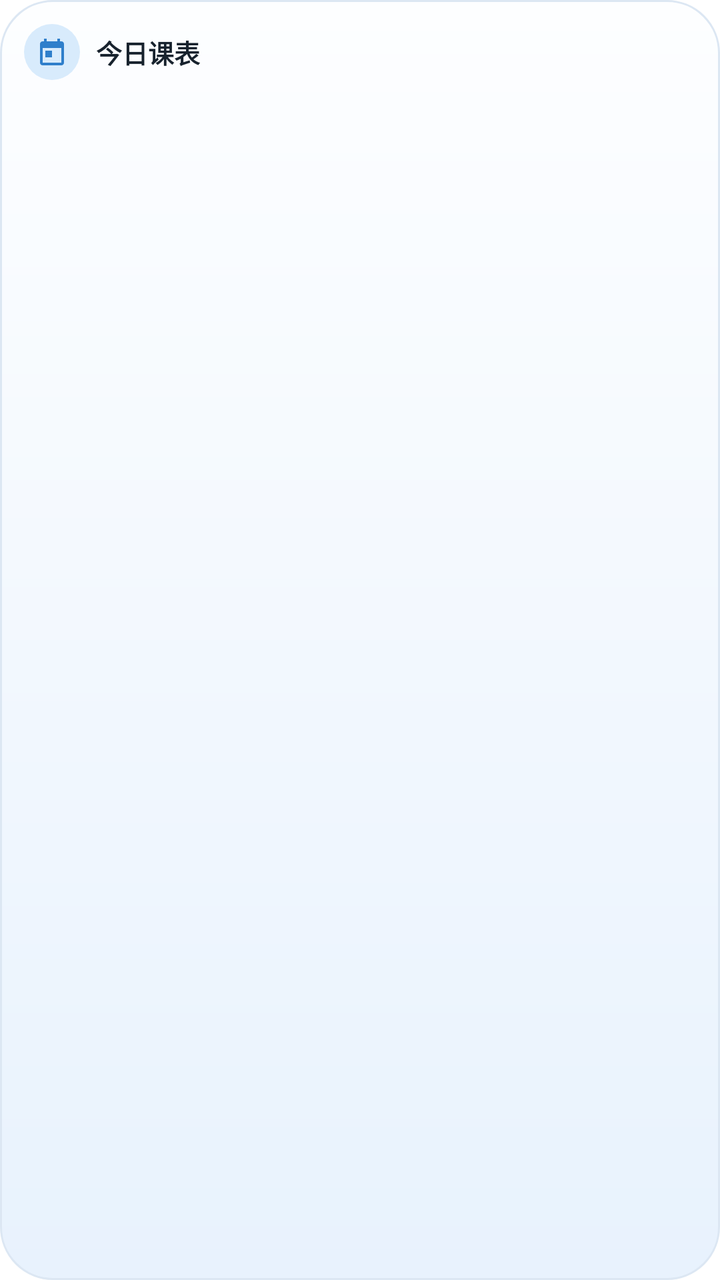
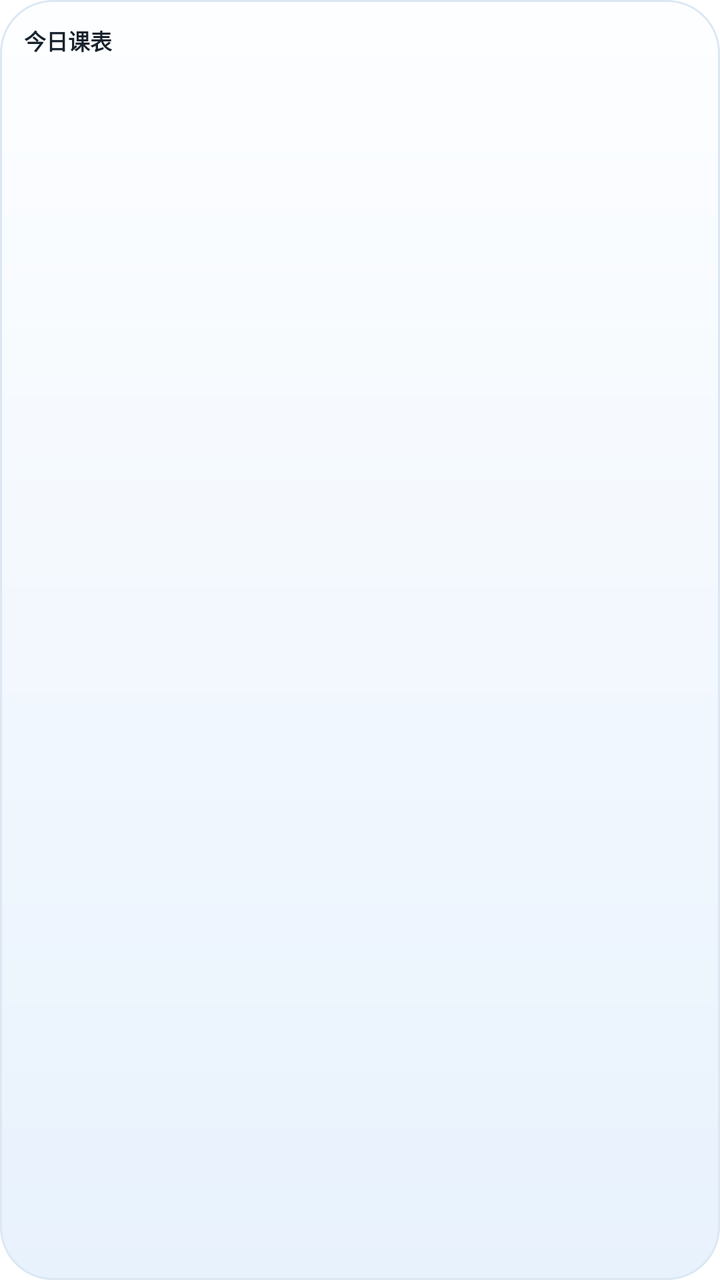

An Android layout rendered at two revisions. The XML below is the earlier revision; the diff shows what the commit changed to produce the second picture.
<!-- AndroidManifest.xml: fallback theme Theme.MaterialComponents.DayNight.NoActionBar -->
<!-- res/layout/widget_today_schedule.xml -->
<?xml version="1.0" encoding="utf-8"?>
<LinearLayout xmlns:android="http://schemas.android.com/apk/res/android"
    android:id="@+id/widget_schedule_root"
    android:layout_width="match_parent"
    android:layout_height="match_parent"
    android:background="@drawable/widget_background"
    android:orientation="vertical"
    android:padding="12dp">

    <LinearLayout
        android:layout_width="match_parent"
        android:layout_height="wrap_content"
        android:gravity="center_vertical"
        android:orientation="horizontal">

        <FrameLayout
            android:layout_width="28dp"
            android:layout_height="28dp"
            android:background="@drawable/widget_icon_bg">

            <ImageView
                android:layout_width="16dp"
                android:layout_height="16dp"
                android:layout_gravity="center"
                android:contentDescription="@null"
                android:src="@drawable/ic_widget_calendar" />
        </FrameLayout>

        <TextView
            android:id="@+id/widget_schedule_title"
            android:layout_width="wrap_content"
            android:layout_height="wrap_content"
            android:layout_marginStart="8dp"
            android:text="@string/widget_schedule_title"
            android:textColor="@color/widget_text"
            android:textSize="13sp"
            android:textStyle="bold" />

        <TextView
            android:id="@+id/widget_schedule_date"
            android:layout_width="0dp"
            android:layout_height="wrap_content"
            android:layout_marginStart="6dp"
            android:layout_weight="1"
            android:ellipsize="end"
            android:gravity="end"
            android:maxLines="1"
            android:textColor="@color/widget_muted"
            android:textSize="9sp" />
    </LinearLayout>

    <LinearLayout
        android:layout_width="match_parent"
        android:layout_height="0dp"
        android:layout_weight="1"
        android:gravity="center_vertical"
        android:orientation="vertical">

        <LinearLayout
            android:id="@+id/widget_schedule_row_1"
            android:layout_width="match_parent"
            android:layout_height="wrap_content"
            android:layout_marginTop="4dp"
            android:background="@drawable/widget_row_bg"
            android:gravity="center_vertical"
            android:orientation="horizontal"
            android:paddingStart="9dp"
            android:paddingTop="2dp"
            android:paddingEnd="9dp"
            android:paddingBottom="2dp"
            android:visibility="gone">

            <TextView
                android:id="@+id/widget_schedule_time_1"
                android:layout_width="44dp"
                android:layout_height="wrap_content"
                android:maxLines="1"
                android:textColor="@color/widget_accent"
                android:textSize="9sp"
                android:textStyle="bold" />

            <TextView
                android:id="@+id/widget_schedule_name_1"
                android:layout_width="0dp"
                android:layout_height="wrap_content"
                android:layout_weight="1"
                android:ellipsize="end"
                android:maxLines="1"
                android:textColor="@color/widget_text"
                android:textSize="12sp"
                android:textStyle="bold" />

            <TextView
                android:id="@+id/widget_schedule_room_1"
                android:layout_width="wrap_content"
                android:layout_height="wrap_content"
                android:layout_marginStart="6dp"
                android:maxLines="1"
                android:textColor="@color/widget_muted"
                android:textSize="9sp" />
        </LinearLayout>

        <LinearLayout
            android:id="@+id/widget_schedule_row_2"
            android:layout_width="match_parent"
            android:layout_height="wrap_content"
            android:layout_marginTop="4dp"
            android:background="@drawable/widget_row_bg"
            android:gravity="center_vertical"
            android:orientation="horizontal"
            android:paddingStart="9dp"
            android:paddingTop="2dp"
            android:paddingEnd="9dp"
            android:paddingBottom="2dp"
            android:visibility="gone">

            <TextView
                android:id="@+id/widget_schedule_time_2"
                android:layout_width="44dp"
                android:layout_height="wrap_content"
                android:maxLines="1"
                android:textColor="@color/widget_accent"
                android:textSize="9sp"
                android:textStyle="bold" />

            <TextView
                android:id="@+id/widget_schedule_name_2"
                android:layout_width="0dp"
                android:layout_height="wrap_content"
                android:layout_weight="1"
                android:ellipsize="end"
                android:maxLines="1"
                android:textColor="@color/widget_text"
                android:textSize="12sp"
                android:textStyle="bold" />

            <TextView
                android:id="@+id/widget_schedule_room_2"
                android:layout_width="wrap_content"
                android:layout_height="wrap_content"
                android:layout_marginStart="6dp"
                android:maxLines="1"
                android:textColor="@color/widget_muted"
                android:textSize="9sp" />
        </LinearLayout>

        <LinearLayout
            android:id="@+id/widget_schedule_row_3"
            android:layout_width="match_parent"
            android:layout_height="wrap_content"
            android:layout_marginTop="4dp"
            android:background="@drawable/widget_row_bg"
            android:gravity="center_vertical"
            android:orientation="horizontal"
            android:paddingStart="9dp"
            android:paddingTop="2dp"
            android:paddingEnd="9dp"
            android:paddingBottom="2dp"
            android:visibility="gone">

            <TextView
                android:id="@+id/widget_schedule_time_3"
                android:layout_width="44dp"
                android:layout_height="wrap_content"
                android:maxLines="1"
                android:textColor="@color/widget_accent"
                android:textSize="9sp"
                android:textStyle="bold" />

            <TextView
                android:id="@+id/widget_schedule_name_3"
                android:layout_width="0dp"
                android:layout_height="wrap_content"
                android:layout_weight="1"
                android:ellipsize="end"
                android:maxLines="1"
                android:textColor="@color/widget_text"
                android:textSize="12sp"
                android:textStyle="bold" />

            <TextView
                android:id="@+id/widget_schedule_room_3"
                android:layout_width="wrap_content"
                android:layout_height="wrap_content"
                android:layout_marginStart="6dp"
                android:maxLines="1"
                android:textColor="@color/widget_muted"
                android:textSize="9sp" />
        </LinearLayout>

        <LinearLayout
            android:id="@+id/widget_schedule_row_4"
            android:layout_width="match_parent"
            android:layout_height="wrap_content"
            android:layout_marginTop="4dp"
            android:background="@drawable/widget_row_bg"
            android:gravity="center_vertical"
            android:orientation="horizontal"
            android:paddingStart="9dp"
            android:paddingTop="2dp"
            android:paddingEnd="9dp"
            android:paddingBottom="2dp"
            android:visibility="gone">

            <TextView
                android:id="@+id/widget_schedule_time_4"
                android:layout_width="44dp"
                android:layout_height="wrap_content"
                android:maxLines="1"
                android:textColor="@color/widget_accent"
                android:textSize="9sp"
                android:textStyle="bold" />

            <TextView
                android:id="@+id/widget_schedule_name_4"
                android:layout_width="0dp"
                android:layout_height="wrap_content"
                android:layout_weight="1"
                android:ellipsize="end"
                android:maxLines="1"
                android:textColor="@color/widget_text"
                android:textSize="12sp"
                android:textStyle="bold" />

            <TextView
                android:id="@+id/widget_schedule_room_4"
                android:layout_width="wrap_content"
                android:layout_height="wrap_content"
                android:layout_marginStart="6dp"
                android:maxLines="1"
                android:textColor="@color/widget_muted"
                android:textSize="9sp" />
        </LinearLayout>

        <TextView
            android:id="@+id/widget_schedule_empty"
            android:layout_width="match_parent"
            android:layout_height="wrap_content"
            android:drawableTop="@drawable/ic_widget_calendar"
            android:drawablePadding="6dp"
            android:gravity="center"
            android:text="@string/widget_schedule_unsynced"
            android:textColor="@color/widget_muted"
            android:textSize="12sp"
            android:visibility="gone" />
    </LinearLayout>
</LinearLayout>
<!-- resources referenced by this layout -->
<resources>
  <color name="widget_accent">#2F7FCB</color>
  <color name="widget_muted">#6B7C8E</color>
  <color name="widget_text">#17222D</color>
  <!-- drawable ic_widget_calendar (drawable) -->
  <?xml version="1.0" encoding="utf-8"?>
  <vector xmlns:android="http://schemas.android.com/apk/res/android"
      android:width="24dp"
      android:height="24dp"
      android:viewportWidth="24"
      android:viewportHeight="24">
      <path
          android:fillColor="@color/widget_accent"
          android:pathData="M19,4h-1V2h-2v2H8V2H6v2H5C3.89,4 3,4.9 3,6v14c0,1.1 0.89,2 2,2h14c1.1,0 2,-0.9 2,-2V6c0,-1.1 -0.9,-2 -2,-2zM19,20H5V9h14v11zM7,11h5v5H7z" />
  </vector>
  <!-- drawable widget_background (drawable) -->
  <?xml version="1.0" encoding="utf-8"?>
  <shape xmlns:android="http://schemas.android.com/apk/res/android"
      android:shape="rectangle">
      <gradient
          android:angle="270"
          android:endColor="@color/widget_bg_end"
          android:startColor="@color/widget_bg_start"
          android:type="linear" />
      <stroke
          android:width="1dp"
          android:color="@color/widget_divider" />
      <corners android:radius="26dp" />
  </shape>
  <!-- drawable widget_icon_bg (drawable) -->
  <?xml version="1.0" encoding="utf-8"?>
  <shape xmlns:android="http://schemas.android.com/apk/res/android"
      android:shape="oval">
      <solid android:color="@color/widget_icon_bg" />
  </shape>
  <!-- drawable widget_row_bg (drawable) -->
  <?xml version="1.0" encoding="utf-8"?>
  <shape xmlns:android="http://schemas.android.com/apk/res/android"
      android:shape="rectangle">
      <solid android:color="@color/widget_row" />
      <corners android:radius="12dp" />
  </shape>
  <string name="widget_schedule_title">今日课表</string>
  <string name="widget_schedule_unsynced">尚未同步课表</string>
  <color name="widget_bg_end">#E8F2FD</color>
  <color name="widget_bg_start">#FDFEFF</color>
  <color name="widget_divider">#DCE7F3</color>
  <color name="widget_icon_bg">#D8EBFC</color>
  <color name="widget_row">#F4F9FF</color>
</resources>

<!-- the commit's change to res/layout/widget_today_schedule.xml (unified diff, before → after) -->
@@ -13,27 +13,13 @@
         android:gravity="center_vertical"
         android:orientation="horizontal">
 
-        <FrameLayout
-            android:layout_width="28dp"
-            android:layout_height="28dp"
-            android:background="@drawable/widget_icon_bg">
-
-            <ImageView
-                android:layout_width="16dp"
-                android:layout_height="16dp"
-                android:layout_gravity="center"
-                android:contentDescription="@null"
-                android:src="@drawable/ic_widget_calendar" />
-        </FrameLayout>
-
         <TextView
             android:id="@+id/widget_schedule_title"
             android:layout_width="wrap_content"
             android:layout_height="wrap_content"
-            android:layout_marginStart="8dp"
             android:text="@string/widget_schedule_title"
             android:textColor="@color/widget_text"
-            android:textSize="13sp"
+            android:textSize="11sp"
             android:textStyle="bold" />
 
         <TextView
@@ -46,7 +32,7 @@
             android:gravity="end"
             android:maxLines="1"
             android:textColor="@color/widget_muted"
-            android:textSize="9sp" />
+            android:textSize="8sp" />
     </LinearLayout>
 
     <LinearLayout
@@ -64,40 +50,47 @@
             android:background="@drawable/widget_row_bg"
             android:gravity="center_vertical"
             android:orientation="horizontal"
-            android:paddingStart="9dp"
-            android:paddingTop="2dp"
-            android:paddingEnd="9dp"
-            android:paddingBottom="2dp"
+            android:paddingStart="8dp"
+            android:paddingTop="3dp"
+            android:paddingEnd="8dp"
+            android:paddingBottom="3dp"
             android:visibility="gone">
 
             <TextView
                 android:id="@+id/widget_schedule_time_1"
-                android:layout_width="44dp"
+                android:layout_width="38dp"
                 android:layout_height="wrap_content"
                 android:maxLines="1"
                 android:textColor="@color/widget_accent"
-                android:textSize="9sp"
+                android:textSize="8sp"
                 android:textStyle="bold" />
 
-            <TextView
-                android:id="@+id/widget_schedule_name_1"
+            <LinearLayout
                 android:layout_width="0dp"
                 android:layout_height="wrap_content"
                 android:layout_weight="1"
-                android:ellipsize="end"
-                android:maxLines="1"
-                android:textColor="@color/widget_text"
-                android:textSize="12sp"
-                android:textStyle="bold" />
+                android:orientation="vertical">
 
-            <TextView
-                android:id="@+id/widget_schedule_room_1"
-                android:layout_width="wrap_content"
-                android:layout_height="wrap_content"
-                android:layout_marginStart="6dp"
-                android:maxLines="1"
-                android:textColor="@color/widget_muted"
-                android:textSize="9sp" />
+                <TextView
+                    android:id="@+id/widget_schedule_name_1"
+                    android:layout_width="match_parent"
+                    android:layout_height="wrap_content"
+                    android:ellipsize="end"
+                    android:maxLines="1"
+                    android:textColor="@color/widget_text"
+                    android:textSize="11sp"
+                    android:textStyle="bold" />
+
+                <TextView
+                    android:id="@+id/widget_schedule_room_1"
+                    android:layout_width="match_parent"
+                    android:layout_height="wrap_content"
+                    android:ellipsize="end"
+                    android:maxLines="1"
+                    android:textColor="@color/widget_muted"
+                    android:textSize="8sp"
+                    android:visibility="gone" />
+            </LinearLayout>
         </LinearLayout>
 
         <LinearLayout
@@ -108,140 +101,57 @@
             android:background="@drawable/widget_row_bg"
             android:gravity="center_vertical"
             android:orientation="horizontal"
-            android:paddingStart="9dp"
-            android:paddingTop="2dp"
-            android:paddingEnd="9dp"
-            android:paddingBottom="2dp"
+            android:paddingStart="8dp"
+            android:paddingTop="3dp"
+            android:paddingEnd="8dp"
+            android:paddingBottom="3dp"
             android:visibility="gone">
 
             <TextView
                 android:id="@+id/widget_schedule_time_2"
-                android:layout_width="44dp"
+                android:layout_width="38dp"
                 android:layout_height="wrap_content"
                 android:maxLines="1"
                 android:textColor="@color/widget_accent"
-                android:textSize="9sp"
+                android:textSize="8sp"
                 android:textStyle="bold" />
 
-            <TextView
-                android:id="@+id/widget_schedule_name_2"
+            <LinearLayout
                 android:layout_width="0dp"
                 android:layout_height="wrap_content"
                 android:layout_weight="1"
-                android:ellipsize="end"
-                android:maxLines="1"
-                android:textColor="@color/widget_text"
-                android:textSize="12sp"
-                android:textStyle="bold" />
+                android:orientation="vertical">
 
-            <TextView
-                android:id="@+id/widget_schedule_room_2"
-                android:layout_width="wrap_content"
-                android:layout_height="wrap_content"
-                android:layout_marginStart="6dp"
-                android:maxLines="1"
-                android:textColor="@color/widget_muted"
-                android:textSize="9sp" />
-        </LinearLayout>
+                <TextView
+                    android:id="@+id/widget_schedule_name_2"
+                    android:layout_width="match_parent"
+                    android:layout_height="wrap_content"
+                    android:ellipsize="end"
+                    android:maxLines="1"
+                    android:textColor="@color/widget_text"
+                    android:textSize="11sp"
+                    android:textStyle="bold" />
 
-        <LinearLayout
-            android:id="@+id/widget_schedule_row_3"
-            android:layout_width="match_parent"
-            android:layout_height="wrap_content"
-            android:layout_marginTop="4dp"
-            android:background="@drawable/widget_row_bg"
-            android:gravity="center_vertical"
-            android:orientation="horizontal"
-            android:paddingStart="9dp"
-            android:paddingTop="2dp"
-            android:paddingEnd="9dp"
-            android:paddingBottom="2dp"
-            android:visibility="gone">
-
-            <TextView
-                android:id="@+id/widget_schedule_time_3"
-                android:layout_width="44dp"
-                android:layout_height="wrap_content"
-                android:maxLines="1"
-                android:textColor="@color/widget_accent"
-                android:textSize="9sp"
-                android:textStyle="bold" />
-
-            <TextView
-                android:id="@+id/widget_schedule_name_3"
-                android:layout_width="0dp"
-                android:layout_height="wrap_content"
-                android:layout_weight="1"
-                android:ellipsize="end"
-                android:maxLines="1"
-                android:textColor="@color/widget_text"
-                android:textSize="12sp"
-                android:textStyle="bold" />
-
-            <TextView
-                android:id="@+id/widget_schedule_room_3"
-                android:layout_width="wrap_content"
-                android:layout_height="wrap_content"
-                android:layout_marginStart="6dp"
-                android:maxLines="1"
-                android:textColor="@color/widget_muted"
-                android:textSize="9sp" />
-        </LinearLayout>
-
-        <LinearLayout
-            android:id="@+id/widget_schedule_row_4"
-            android:layout_width="match_parent"
-            android:layout_height="wrap_content"
-            android:layout_marginTop="4dp"
-            android:background="@drawable/widget_row_bg"
-            android:gravity="center_vertical"
-            android:orientation="horizontal"
-            android:paddingStart="9dp"
-            android:paddingTop="2dp"
-            android:paddingEnd="9dp"
-            android:paddingBottom="2dp"
-            android:visibility="gone">
-
-            <TextView
-                android:id="@+id/widget_schedule_time_4"
-                android:layout_width="44dp"
-                android:layout_height="wrap_content"
-                android:maxLines="1"
-                android:textColor="@color/widget_accent"
-                android:textSize="9sp"
-                android:textStyle="bold" />
-
-            <TextView
-                android:id="@+id/widget_schedule_name_4"
-                android:layout_width="0dp"
-                android:layout_height="wrap_content"
-                android:layout_weight="1"
-                android:ellipsize="end"
-                android:maxLines="1"
-                android:textColor="@color/widget_text"
-                android:textSize="12sp"
-                android:textStyle="bold" />
-
-            <TextView
-                android:id="@+id/widget_schedule_room_4"
-                android:layout_width="wrap_content"
-                android:layout_height="wrap_content"
-                android:layout_marginStart="6dp"
-                android:maxLines="1"
-                android:textColor="@color/widget_muted"
-                android:textSize="9sp" />
+                <TextView
+                    android:id="@+id/widget_schedule_room_2"
+                    android:layout_width="match_parent"
+                    android:layout_height="wrap_content"
+                    android:ellipsize="end"
+                    android:maxLines="1"
+                    android:textColor="@color/widget_muted"
+                    android:textSize="8sp"
+                    android:visibility="gone" />
+            </LinearLayout>
         </LinearLayout>
 
         <TextView
             android:id="@+id/widget_schedule_empty"
             android:layout_width="match_parent"
             android:layout_height="wrap_content"
-            android:drawableTop="@drawable/ic_widget_calendar"
-            android:drawablePadding="6dp"
             android:gravity="center"
             android:text="@string/widget_schedule_unsynced"
             android:textColor="@color/widget_muted"
-            android:textSize="12sp"
+            android:textSize="11sp"
             android:visibility="gone" />
     </LinearLayout>
 </LinearLayout>
<!-- resource entries referenced after the edit -->
@@ -3,17 +3,6 @@
   <color name="widget_accent">#2F7FCB</color>
   <color name="widget_muted">#6B7C8E</color>
   <color name="widget_text">#17222D</color>
-  <!-- drawable ic_widget_calendar (drawable) -->
-  <?xml version="1.0" encoding="utf-8"?>
-  <vector xmlns:android="http://schemas.android.com/apk/res/android"
-      android:width="24dp"
-      android:height="24dp"
-      android:viewportWidth="24"
-      android:viewportHeight="24">
-      <path
-          android:fillColor="@color/widget_accent"
-          android:pathData="M19,4h-1V2h-2v2H8V2H6v2H5C3.89,4 3,4.9 3,6v14c0,1.1 0.89,2 2,2h14c1.1,0 2,-0.9 2,-2V6c0,-1.1 -0.9,-2 -2,-2zM19,20H5V9h14v11zM7,11h5v5H7z" />
-  </vector>
   <!-- drawable widget_background (drawable) -->
   <?xml version="1.0" encoding="utf-8"?>
   <shape xmlns:android="http://schemas.android.com/apk/res/android"
@@ -28,12 +17,6 @@
           android:color="@color/widget_divider" />
       <corners android:radius="26dp" />
   </shape>
-  <!-- drawable widget_icon_bg (drawable) -->
-  <?xml version="1.0" encoding="utf-8"?>
-  <shape xmlns:android="http://schemas.android.com/apk/res/android"
-      android:shape="oval">
-      <solid android:color="@color/widget_icon_bg" />
-  </shape>
   <!-- drawable widget_row_bg (drawable) -->
   <?xml version="1.0" encoding="utf-8"?>
   <shape xmlns:android="http://schemas.android.com/apk/res/android"
@@ -46,7 +29,6 @@
   <color name="widget_bg_end">#E8F2FD</color>
   <color name="widget_bg_start">#FDFEFF</color>
   <color name="widget_divider">#DCE7F3</color>
-  <color name="widget_icon_bg">#D8EBFC</color>
   <color name="widget_row">#F4F9FF</color>
 </resources>
 
